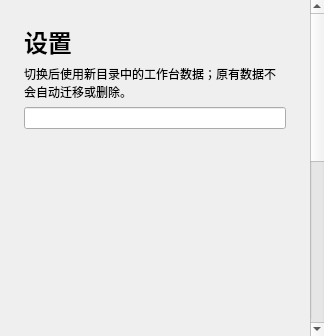
Above: src/research_workspace/presentation/ui/settings_page.ui from parutarou0718-afk/research-workspace before the change. Below: the same form after it.
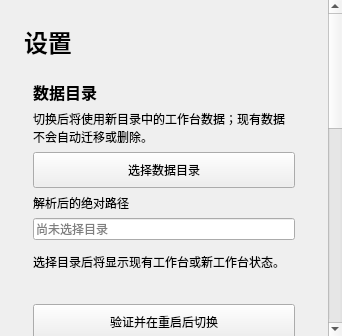
That is the form after the change.

Commit message: fix: complete Designer page contracts

The edit to the form file:
```diff
--- a/src/research_workspace/presentation/ui/settings_page.ui
+++ b/src/research_workspace/presentation/ui/settings_page.ui
@@ -4,12 +4,21 @@
  <widget class="QWidget" name="settingsPage"><layout class="QVBoxLayout" name="settingsRootVerticalLayout">
   <property name="leftMargin"><number>0</number></property><property name="topMargin"><number>0</number></property><property name="rightMargin"><number>0</number></property><property name="bottomMargin"><number>0</number></property>
   <item><widget class="QScrollArea" name="settingsScrollArea"><property name="widgetResizable"><bool>true</bool></property><property name="horizontalScrollBarPolicy"><enum>Qt::ScrollBarAlwaysOff</enum></property><property name="verticalScrollBarPolicy"><enum>Qt::ScrollBarAsNeeded</enum></property><property name="frameShape"><enum>QFrame::NoFrame</enum></property>
-   <widget class="QWidget" name="settingsContentWidget"><property name="minimumSize"><size><width>0</width><height>700</height></size></property><layout class="QVBoxLayout" name="settingsContentVerticalLayout"><property name="leftMargin"><number>24</number></property><property name="topMargin"><number>24</number></property><property name="rightMargin"><number>24</number></property><property name="bottomMargin"><number>24</number></property>
+   <widget class="QWidget" name="settingsContentWidget"><property name="minimumSize"><size><width>0</width><height>900</height></size></property><layout class="QVBoxLayout" name="settingsContentVerticalLayout"><property name="leftMargin"><number>24</number></property><property name="topMargin"><number>24</number></property><property name="rightMargin"><number>24</number></property><property name="bottomMargin"><number>24</number></property><property name="spacing"><number>12</number></property>
     <item><widget class="QLabel" name="pageTitleLabel"><property name="font"><font><pointsize>18</pointsize><bold>true</bold></font></property><property name="text"><string>设置</string></property></widget></item>
-    <item><widget class="QLabel" name="dataDirectoryHelpLabel"><property name="text"><string>切换后使用新目录中的工作台数据；原有数据不会自动迁移或删除。</string></property><property name="wordWrap"><bool>true</bool></property></widget></item>
-    <item><widget class="QLineEdit" name="dataDirectoryLineEdit"><property name="readOnly"><bool>true</bool></property></widget></item>
-    <item><widget class="QLabel" name="dataDirectoryErrorLabel"><property name="text"><string/></property></widget></item>
-    <item><spacer name="settingsVerticalSpacer"><property name="orientation"><enum>Qt::Vertical</enum></property><property name="sizeHint" stdset="0"><size><width>20</width><height>520</height></size></property></spacer></item>
+    <item><widget class="QFrame" name="dataDirectoryCard"><layout class="QVBoxLayout" name="dataDirectoryVerticalLayout">
+     <item><widget class="QLabel" name="dataDirectoryTitleLabel"><property name="font"><font><pointsize>12</pointsize><bold>true</bold></font></property><property name="text"><string>数据目录</string></property></widget></item>
+     <item><widget class="QLabel" name="dataDirectoryHelpLabel"><property name="minimumSize"><size><width>0</width><height>32</height></size></property><property name="text"><string>切换后将使用新目录中的工作台数据；现有数据不会自动迁移或删除。</string></property><property name="wordWrap"><bool>true</bool></property></widget></item>
+     <item><widget class="QPushButton" name="chooseDataDirectoryButton"><property name="text"><string>选择数据目录</string></property><property name="minimumSize"><size><width>130</width><height>36</height></size></property></widget></item>
+     <item><widget class="QLabel" name="resolvedPathTitleLabel"><property name="text"><string>解析后的绝对路径</string></property></widget></item>
+     <item><widget class="QLineEdit" name="resolvedDataDirectoryLineEdit"><property name="readOnly"><bool>true</bool></property><property name="placeholderText"><string>尚未选择目录</string></property></widget></item>
+     <item><widget class="QLabel" name="workspaceStatusLabel"><property name="minimumSize"><size><width>0</width><height>32</height></size></property><property name="text"><string>选择目录后将显示现有工作台或新工作台状态。</string></property><property name="wordWrap"><bool>true</bool></property></widget></item>
+     <item><widget class="QLabel" name="dataDirectoryErrorLabel"><property name="text"><string/></property><property name="wordWrap"><bool>true</bool></property></widget></item>
+     <item><widget class="QPushButton" name="confirmDataDirectoryButton"><property name="text"><string>验证并在重启后切换</string></property><property name="minimumSize"><size><width>180</width><height>36</height></size></property></widget></item>
+     <item><widget class="QLabel" name="pendingDirectoryStatusLabel"><property name="minimumSize"><size><width>0</width><height>32</height></size></property><property name="text"><string>已验证。重启应用后切换，当前目录保持不变。</string></property><property name="wordWrap"><bool>true</bool></property></widget></item>
+     <item><layout class="QHBoxLayout" name="restartActionsHorizontalLayout"><item><widget class="QPushButton" name="restartNowButton"><property name="text"><string>立即重启</string></property><property name="minimumSize"><size><width>100</width><height>36</height></size></property></widget></item><item><widget class="QPushButton" name="laterButton"><property name="text"><string>稍后</string></property><property name="minimumSize"><size><width>90</width><height>36</height></size></property></widget></item><item><spacer name="restartActionsHorizontalSpacer"><property name="orientation"><enum>Qt::Horizontal</enum></property><property name="sizeHint" stdset="0"><size><width>40</width><height>20</height></size></property></spacer></item></layout></item>
+    </layout></widget></item>
+    <item><spacer name="settingsVerticalSpacer"><property name="orientation"><enum>Qt::Vertical</enum></property><property name="sizeHint" stdset="0"><size><width>20</width><height>240</height></size></property></spacer></item>
    </layout></widget>
   </widget></item>
  </layout></widget>
```
The commit also changes 10 other files.
